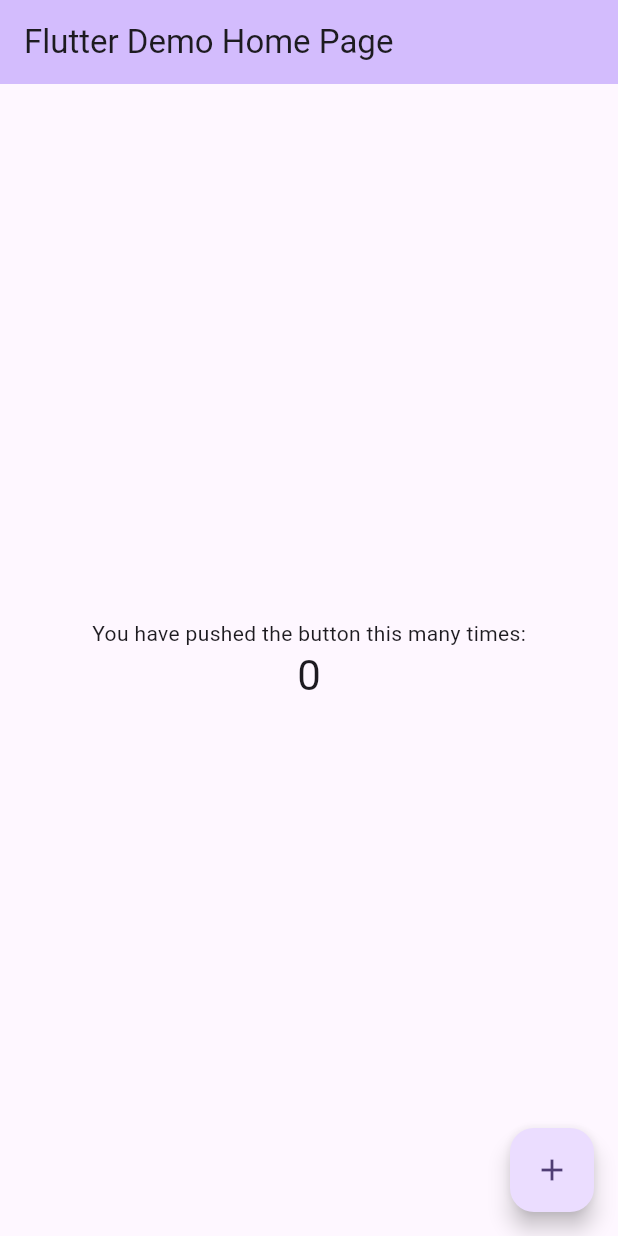
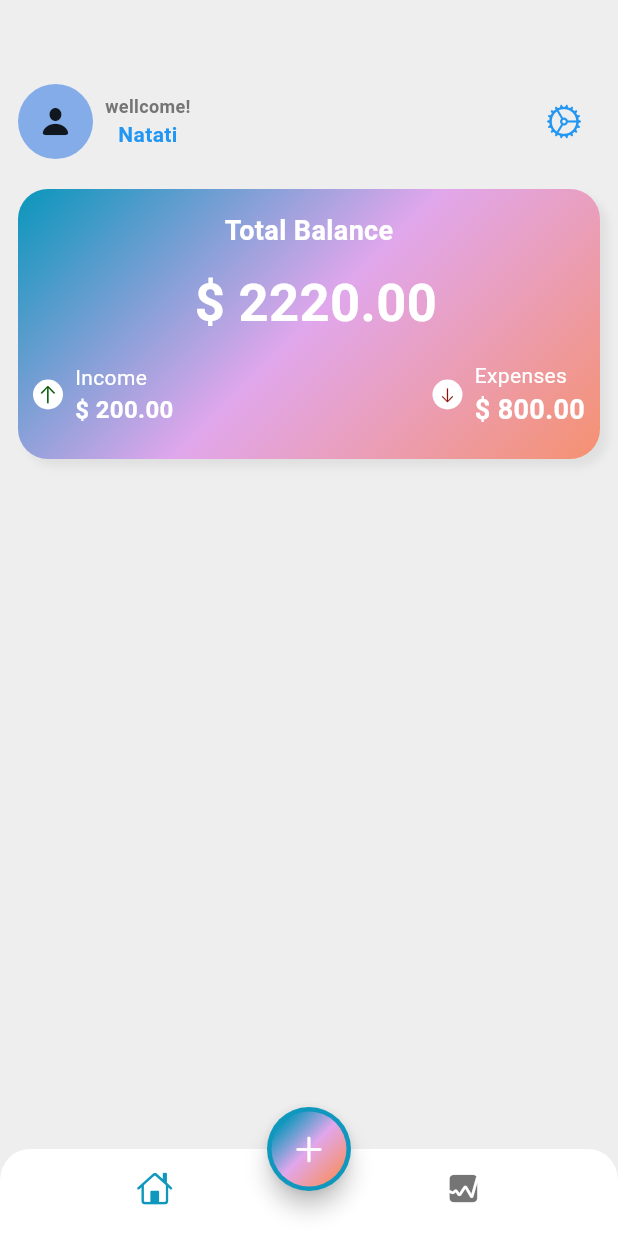
Before and after one commit to Natati-B1/expense_tracker_app1, a Flutter app: the screen it shows after launch, on a phone screen of 412 x 824 dp. Run offline on Flutter 3.47's test engine with Material 3 defaults, Android fonts, the phone set to English and light mode, and no system bars.

Commit message:
Updated feature main screen page, added new screens and modified app flow

```diff
--- /dev/null
+++ b/lib/app.dart
@@ -0,0 +1,11 @@
+import 'package:expense_tracker_app1/app_view.dart';
+import 'package:flutter/material.dart';
+
+class MyApp extends StatelessWidget {
+  const MyApp({super.key});
+
+  @override
+  Widget build(BuildContext context) {
+    return const MyAppView();
+  }
+}
--- /dev/null
+++ b/lib/app_view.dart
@@ -0,0 +1,25 @@
+import 'package:expense_tracker_app1/screens/home/views/home_screen.dart';
+import 'package:flutter/material.dart';
+
+class MyAppView extends StatelessWidget {
+  const MyAppView({super.key});
+
+  @override
+  Widget build(BuildContext context) {
+    return MaterialApp(
+      debugShowCheckedModeBanner: false,
+      title: "Expense Tracker",
+      theme: ThemeData(
+        colorScheme: ColorScheme.light(
+          surface: Colors.grey.shade200,
+          onSurface: Colors.blue,
+         primary: Color.fromARGB(255, 16, 151, 189),
+         secondary: Color.fromARGB(255, 225, 167, 236),
+          tertiary: const Color.fromARGB(255, 245, 146, 117),
+          outline: Colors.grey.shade600,
+        ),
+      ),
+      home: const HomeScreen(),
+    );
+  }
+}
--- a/lib/main.dart
+++ b/lib/main.dart
@@ -1,122 +1,6 @@
+import 'package:expense_tracker_app1/app.dart';
 import 'package:flutter/material.dart';
 
 void main() {
   runApp(const MyApp());
 }
-
-class MyApp extends StatelessWidget {
-  const MyApp({super.key});
-
-  // This widget is the root of your application.
-  @override
-  Widget build(BuildContext context) {
-    return MaterialApp(
-      title: 'Flutter Demo',
-      theme: ThemeData(
-        // This is the theme of your application.
-        //
-        // TRY THIS: Try running your application with "flutter run". You'll see
-        // the application has a purple toolbar. Then, without quitting the app,
-        // try changing the seedColor in the colorScheme below to Colors.green
-        // and then invoke "hot reload" (save your changes or press the "hot
-        // reload" button in a Flutter-supported IDE, or press "r" if you used
-        // the command line to start the app).
-        //
-        // Notice that the counter didn't reset back to zero; the application
-        // state is not lost during the reload. To reset the state, use hot
-        // restart instead.
-        //
-        // This works for code too, not just values: Most code changes can be
-        // tested with just a hot reload.
-        colorScheme: ColorScheme.fromSeed(seedColor: Colors.deepPurple),
-      ),
-      home: const MyHomePage(title: 'Flutter Demo Home Page'),
-    );
-  }
-}
-
-class MyHomePage extends StatefulWidget {
-  const MyHomePage({super.key, required this.title});
-
-  // This widget is the home page of your application. It is stateful, meaning
-  // that it has a State object (defined below) that contains fields that affect
-  // how it looks.
-
-  // This class is the configuration for the state. It holds the values (in this
-  // case the title) provided by the parent (in this case the App widget) and
-  // used by the build method of the State. Fields in a Widget subclass are
-  // always marked "final".
-
-  final String title;
-
-  @override
-  State<MyHomePage> createState() => _MyHomePageState();
-}
-
-class _MyHomePageState extends State<MyHomePage> {
-  int _counter = 0;
-
-  void _incrementCounter() {
-    setState(() {
-      // This call to setState tells the Flutter framework that something has
-      // changed in this State, which causes it to rerun the build method below
-      // so that the display can reflect the updated values. If we changed
-      // _counter without calling setState(), then the build method would not be
-      // called again, and so nothing would appear to happen.
-      _counter++;
-    });
-  }
-
-  @override
-  Widget build(BuildContext context) {
-    // This method is rerun every time setState is called, for instance as done
-    // by the _incrementCounter method above.
-    //
-    // The Flutter framework has been optimized to make rerunning build methods
-    // fast, so that you can just rebuild anything that needs updating rather
-    // than having to individually change instances of widgets.
-    return Scaffold(
-      appBar: AppBar(
-        // TRY THIS: Try changing the color here to a specific color (to
-        // Colors.amber, perhaps?) and trigger a hot reload to see the AppBar
-        // change color while the other colors stay the same.
-        backgroundColor: Theme.of(context).colorScheme.inversePrimary,
-        // Here we take the value from the MyHomePage object that was created by
-        // the App.build method, and use it to set our appbar title.
-        title: Text(widget.title),
-      ),
-      body: Center(
-        // Center is a layout widget. It takes a single child and positions it
-        // in the middle of the parent.
-        child: Column(
-          // Column is also a layout widget. It takes a list of children and
-          // arranges them vertically. By default, it sizes itself to fit its
-          // children horizontally, and tries to be as tall as its parent.
-          //
-          // Column has various properties to control how it sizes itself and
-          // how it positions its children. Here we use mainAxisAlignment to
-          // center the children vertically; the main axis here is the vertical
-          // axis because Columns are vertical (the cross axis would be
-          // horizontal).
-          //
-          // TRY THIS: Invoke "debug painting" (choose the "Toggle Debug Paint"
-          // action in the IDE, or press "p" in the console), to see the
-          // wireframe for each widget.
-          mainAxisAlignment: MainAxisAlignment.center,
-          children: <Widget>[
-            const Text('You have pushed the button this many times:'),
-            Text(
-              '$_counter',
-              style: Theme.of(context).textTheme.headlineMedium,
-            ),
-          ],
-        ),
-      ),
-      floatingActionButton: FloatingActionButton(
-        onPressed: _incrementCounter,
-        tooltip: 'Increment',
-        child: const Icon(Icons.add),
-      ), // This trailing comma makes auto-formatting nicer for build methods.
-    );
-  }
-}
--- /dev/null
+++ b/lib/screens/home/views/home_screen.dart
@@ -0,0 +1,59 @@
+import 'dart:math';
+
+import 'package:expense_tracker_app1/screens/home/views/main_screen.dart';
+import 'package:flutter/cupertino.dart';
+import 'package:flutter/material.dart';
+
+class HomeScreen extends StatelessWidget {
+  const HomeScreen({super.key});
+
+  @override
+  Widget build(BuildContext context) {
+    return Scaffold(
+      // app bar
+      appBar: AppBar(),
+      bottomNavigationBar: ClipRRect(
+        borderRadius: const BorderRadius.vertical(top: Radius.circular(20)),
+        child: BottomNavigationBar(
+          backgroundColor: Colors.white,
+          showSelectedLabels: false,
+          showUnselectedLabels: false,
+          elevation: 3,
+          items: const [
+            BottomNavigationBarItem(
+              icon: Icon(CupertinoIcons.home),
+              label: "Home",
+            ),
+            BottomNavigationBarItem(
+              icon: Icon(CupertinoIcons.graph_square_fill),
+              label: "status",
+            ),
+          ],
+        ),
+      ),
+      floatingActionButtonLocation: FloatingActionButtonLocation.centerDocked,
+      floatingActionButton: FloatingActionButton(
+        onPressed: () {},
+        shape: CircleBorder(),
+        child: Container(
+          width: 50,
+          height: 50,
+          decoration: BoxDecoration(
+            shape: BoxShape.circle,
+
+            gradient: LinearGradient(
+              colors: [
+                Theme.of(context).colorScheme.primary,
+                Theme.of(context).colorScheme.secondary,
+                Theme.of(context).colorScheme.tertiary,
+              ],
+              transform: const GradientRotation(pi / 4),
+            ),
+          ),
+          child: const Icon(CupertinoIcons.add),
+        ),
+      ),
+      body: const MainScreen(),
+    );
+  }
+}
--- /dev/null
+++ b/lib/screens/home/views/main_screen.dart
@@ -0,0 +1,210 @@
+import 'dart:math';
+
+import 'package:flutter/cupertino.dart';
+import 'package:flutter/material.dart';
+
+class MainScreen extends StatelessWidget {
+  const MainScreen({super.key});
+
+  @override
+  Widget build(BuildContext context) {
+    return SafeArea(
+      child: Padding(
+        padding: const EdgeInsets.symmetric(horizontal: 12.0),
+        child: Column(
+          children: [
+            Row(
+              mainAxisAlignment: MainAxisAlignment.spaceBetween,
+              children: [
+                Row(
+                  children: [
+                    Stack(
+                      alignment: Alignment.center,
+                      children: [
+                        Container(
+                          width: 50,
+                          height: 50,
+                          decoration: BoxDecoration(
+                            shape: BoxShape.circle,
+                            color: const Color.fromARGB(166, 74, 137, 231),
+                          ),
+                        ),
+                        Icon(CupertinoIcons.person_fill),
+                      ],
+                    ),
+                    SizedBox(width: 8.0),
+                    Column(
+                      children: [
+                        Text(
+                          "wellcome!",
+                          style: TextStyle(
+                            fontSize: 12,
+                            fontWeight: FontWeight.w600,
+                            color: Theme.of(context).colorScheme.outline,
+                          ),
+                        ),
+                        Text(
+                          "Natati",
+
+                          style: TextStyle(
+                            fontSize: 14,
+                            fontWeight: FontWeight.bold,
+                            color: Theme.of(context).colorScheme.onSurface,
+                          ),
+                        ),
+                      ],
+                    ),
+                  ],
+                ),
+                IconButton(
+                  onPressed: () {},
+                  icon: Icon(CupertinoIcons.settings),
+                ),
+              ],
+            ),
+            SizedBox(height: 20),
+            Container(
+              width: MediaQuery.of(context).size.width,
+              height: 180,
+              decoration: BoxDecoration(
+                gradient: LinearGradient(
+                  colors: [
+                    Theme.of(context).colorScheme.primary,
+                    Theme.of(context).colorScheme.secondary,
+                    Theme.of(context).colorScheme.tertiary,
+                  ],
+                  transform: const GradientRotation(pi / 4),
+                ),
+
+                borderRadius: BorderRadius.circular(20),
+                boxShadow: [
+                  BoxShadow(
+                    blurRadius: 4,
+                    color: Colors.grey.shade300,
+                    offset: Offset(5, 5),
+                  ),
+                ],
+              ),
+              child: Column(
+                mainAxisAlignment: MainAxisAlignment.center,
+                children: [
+                  Text(
+                    "Total Balance",
+                    style: TextStyle(
+                      fontSize: 18,
+                      color: Colors.white,
+                      fontWeight: FontWeight.w700,
+                    ),
+                  ),
+                  SizedBox(height: 10),
+                  Text(
+                    ' \$ 2220.00',
+                    style: TextStyle(
+                      fontSize: 35,
+                      color: Colors.white,
+                      fontWeight: FontWeight.bold,
+                    ),
+                  ),
+                  SizedBox(height: 8),
+                  Padding(
+                    padding: const EdgeInsets.symmetric(
+                      vertical: 5,
+                      horizontal: 10,
+                    ),
+                    child: Row(
+                      mainAxisAlignment: MainAxisAlignment.spaceBetween,
+                      children: [
+                        Row(
+                          children: [
+                            Container(
+                              width: 20,
+                              height: 20,
+                              decoration: BoxDecoration(
+                                color: Colors.white,
+                                shape: BoxShape.circle,
+                              ),
+                              child: Center(
+                                child: Icon(
+                                  CupertinoIcons.arrow_up,
+                                  size: 15,
+                                  color: const Color.fromARGB(255, 7, 88, 10),
+                                ),
+                              ),
+                            ),
+                            SizedBox(width: 8),
+                            Column(
+                              crossAxisAlignment: CrossAxisAlignment.start,
+                              children: [
+                                Text(
+                                  "Income",
+                                  style: TextStyle(
+                                    fontSize: 14,
+                                    color: Colors.white,
+                                    fontWeight: FontWeight.w400,
+                                  ),
+                                ),
+                                Text(
+                                  "\$ 200.00",
+                                  style: TextStyle(
+                                    fontSize: 16,
+                                    color: Colors.white,
+                                    fontWeight: FontWeight.w700,
+                                  ),
+                                ),
+                              ],
+                            ),
+                          ],
+                        ),
+                        Row(
+                          children: [
+                            Container(
+                              width: 20,
+                              height: 20,
+                              decoration: BoxDecoration(
+                                color: Colors.white,
+                                shape: BoxShape.circle,
+                              ),
+                              child: Center(
+                                child: Icon(
+                                  CupertinoIcons.arrow_down,
+                                  size: 12,
+                                  color: const Color.fromARGB(255, 146, 16, 7),
+                                ),
+                              ),
+                            ),
+                            SizedBox(width: 8),
+                            Column(
+                              crossAxisAlignment: CrossAxisAlignment.start,
+                              children: [
+                                Text(
+                                  "Expenses",
+                                  style: TextStyle(
+                                    fontSize: 14,
+                                    color: Colors.white,
+                                    fontWeight: FontWeight.w400,
+                                  ),
+                                ),
+                                Text(
+                                  "\$ 800.00",
+                                  style: TextStyle(
+                                    fontSize: 18,
+                                    color: Colors.white,
+                                    fontWeight: FontWeight.w700,
+                                  ),
+                                ),
+                              ],
+                            ),
+                          ],
+                        ),
+                      ],
+                    ),
+                  ),
+                ],
+              ),
+            ),
+          ],
+        ),
+      ),
+    );
+  }
+}
--- a/pubspec.yaml
+++ b/pubspec.yaml
@@ -2,7 +2,7 @@ name: expense_tracker_app1
 description: "A new Flutter project."
 # The following line prevents the package from being accidentally published to
 # pub.dev using `flutter pub publish`. This is preferred for private packages.
-publish_to: 'none' # Remove this line if you wish to publish to pub.dev
+publish_to: "none" # Remove this line if you wish to publish to pub.dev
 
 # The following defines the version and build number for your application.
 # A version number is three numbers separated by dots, like 1.2.43
@@ -30,10 +30,10 @@ environment:
 dependencies:
   flutter:
     sdk: flutter
+  cupertino_icons: ^1.0.8
 
   # The following adds the Cupertino Icons font to your application.
   # Use with the CupertinoIcons class for iOS style icons.
-  cupertino_icons: ^1.0.8
 
 dev_dependencies:
   flutter_test:
@@ -51,7 +51,6 @@ dev_dependencies:
 
 # The following section is specific to Flutter packages.
 flutter:
-
   # The following line ensures that the Material Icons font is
   # included with your application, so that you can use the icons in
   # the material Icons class.
```
Also changed, not shown: 1 other file.
